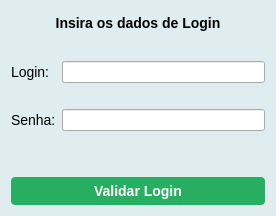
Qt form tela_login.ui (mateuszinum/Projeto-Clinica-Veterinaria) before a commit.
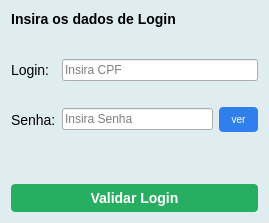
The same form after that commit.

Diff of the .ui file:
```diff
--- a/tela_login.ui
+++ b/tela_login.ui
@@ -6,8 +6,8 @@
    <rect>
     <x>0</x>
     <y>0</y>
-    <width>276</width>
-    <height>216</height>
+    <width>269</width>
+    <height>223</height>
    </rect>
   </property>
   <property name="windowTitle">
@@ -18,8 +18,8 @@
     background-color: #dfedf0;
 }</string>
   </property>
-  <layout class="QVBoxLayout" name="verticalLayout">
-   <item>
+  <layout class="QFormLayout" name="formLayout_2">
+   <item row="0" column="0">
     <widget class="QLabel" name="label">
      <property name="styleSheet">
       <string notr="true">    font-family: &quot;Arial&quot;, sans-serif;
@@ -34,20 +34,7 @@
      </property>
     </widget>
    </item>
-   <item>
-    <spacer name="horizontalSpacer">
-     <property name="orientation">
-      <enum>Qt::Horizontal</enum>
-     </property>
-     <property name="sizeHint" stdset="0">
-      <size>
-       <width>40</width>
-       <height>20</height>
-      </size>
-     </property>
-    </spacer>
-   </item>
-   <item>
+   <item row="2" column="0" colspan="2">
     <layout class="QFormLayout" name="formLayout">
      <item row="0" column="0">
       <widget class="QLabel" name="label_2">
@@ -74,13 +61,14 @@
      <item row="0" column="1">
       <widget class="QLineEdit" name="login_input">
        <property name="styleSheet">
-        <string notr="true"/>
+        <string notr="true">    font-family: &quot;Arial&quot;, sans-serif;
+    font-size: 12px;</string>
+       </property>
+       <property name="placeholderText">
+        <string>Insira CPF</string>
        </property>
       </widget>
      </item>
-     <item row="2" column="1">
-      <widget class="QLineEdit" name="senha_input"/>
-     </item>
      <item row="1" column="1">
       <widget class="QLabel" name="labelWarning1">
        <property name="enabled">
@@ -105,7 +93,6 @@
        <property name="styleSheet">
         <string notr="true">    font-family: &quot;Arial&quot;, sans-serif;
     font-size: 12px;
-    font-weight: bold;
 color: red</string>
        </property>
        <property name="text">
@@ -113,9 +100,67 @@
        </property>
       </widget>
      </item>
+     <item row="2" column="1">
+      <layout class="QHBoxLayout" name="horizontalLayout_4">
+       <item>
+        <widget class="QLineEdit" name="senha_input">
+         <property name="styleSheet">
+          <string notr="true">    font-family: &quot;Arial&quot;, sans-serif;
+    font-size: 12px;</string>
+         </property>
+         <property name="echoMode">
+          <enum>QLineEdit::Password</enum>
+         </property>
+         <property name="placeholderText">
+          <string>Insira Senha</string>
+         </property>
+        </widget>
+       </item>
+       <item>
+        <widget class="QPushButton" name="revelarBTN">
+         <property name="maximumSize">
+          <size>
+           <width>40</width>
+           <height>40</height>
+          </size>
+         </property>
+         <property name="styleSheet">
+          <string notr="true">QPushButton {
+    background-color: #2f80ed;
+    color: white;
+    border: none;
+    border-radius: 4px;
+    padding: 6px 12px;
+    font-family: &quot;Arial&quot;, sans-serif;
+    font-size: 10px;
+}
+QPushButton:hover {
+    background-color: #1c64d1;
+}</string>
+         </property>
+         <property name="text">
+          <string>ver</string>
+         </property>
+        </widget>
+       </item>
+      </layout>
+     </item>
     </layout>
    </item>
-   <item>
+   <item row="1" column="0" colspan="2">
+    <spacer name="horizontalSpacer">
+     <property name="orientation">
+      <enum>Qt::Horizontal</enum>
+     </property>
+     <property name="sizeHint" stdset="0">
+      <size>
+       <width>40</width>
+       <height>20</height>
+      </size>
+     </property>
+    </spacer>
+   </item>
+   <item row="3" column="0" colspan="2">
     <spacer name="horizontalSpacer_2">
      <property name="orientation">
       <enum>Qt::Horizontal</enum>
@@ -128,7 +173,7 @@
      </property>
     </spacer>
    </item>
-   <item>
+   <item row="4" column="0" colspan="2">
     <widget class="QPushButton" name="validarBTN">
      <property name="styleSheet">
       <string notr="true">QPushButton {
```
